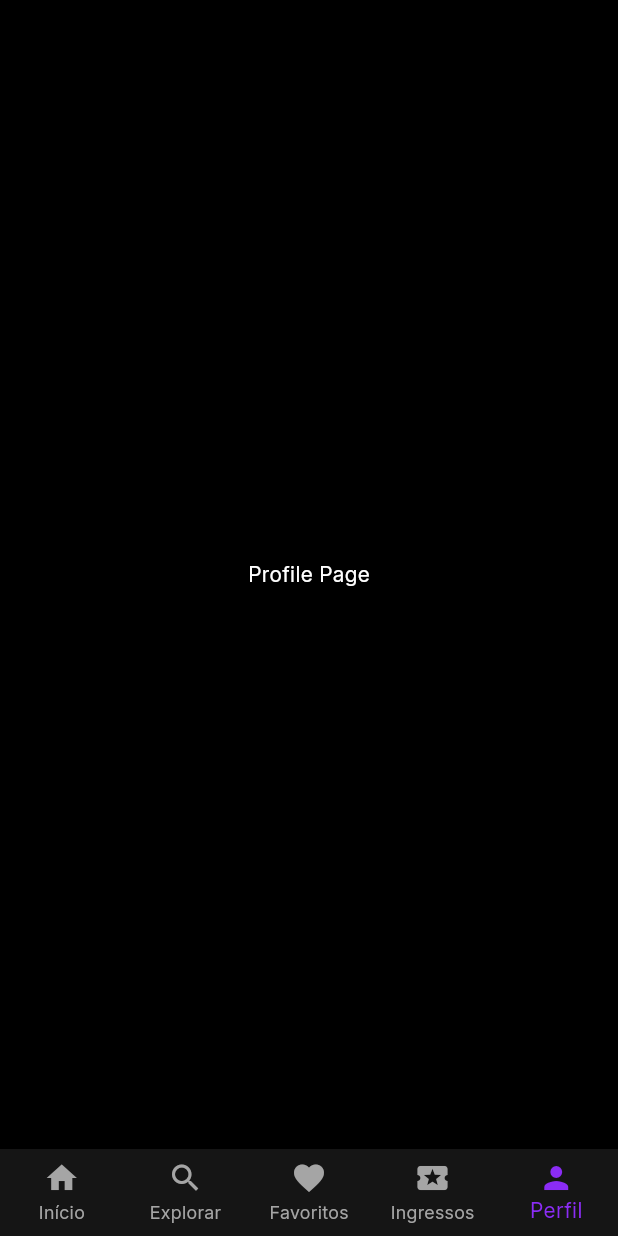
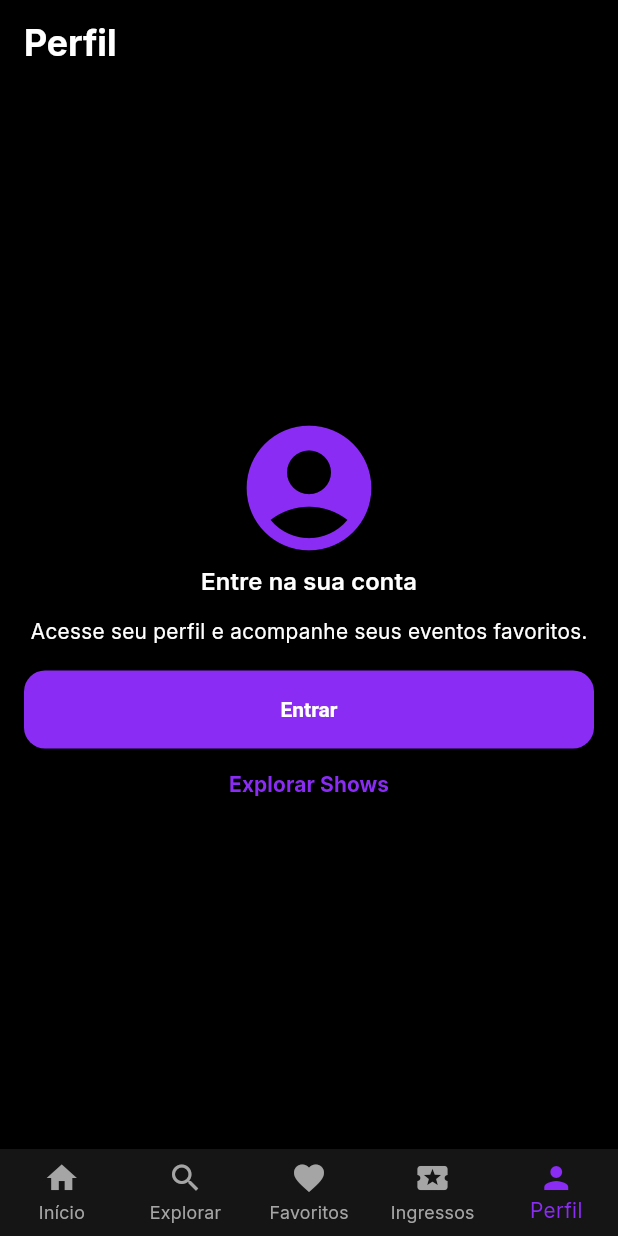
Before and after one commit to apgrassi/StageUp, a Flutter app: the screen it shows after launch, item 5 of the bottom bar chosen, on a phone screen of 412 x 824 dp. Run offline on Flutter 3.47's test engine with Material 3 defaults, Android fonts, the phone set to English and light mode, and no system bars; our stand-ins replace flutter_mobx, flutter_modular, geolocator, mobx, shared_preferences; generated files the repository leaves out were written again; network calls fail.

Commit message:
feat: adiciona perfil deslogado com atalho para explorar

```diff
--- a/lib/core/navigation/presenter/store/navigation_store.dart
+++ b/lib/core/navigation/presenter/store/navigation_store.dart
@@ -12,4 +12,9 @@ abstract class NavigationStoreBase with Store {
   void setCurrentIndex(int index) {
     currentIndex = index;
   }
+
+  @action
+  void openExplore() {
+    setCurrentIndex(1);
+  }
 }
--- a/lib/core/navigation/presenter/ui/router_page.dart
+++ b/lib/core/navigation/presenter/ui/router_page.dart
@@ -7,7 +7,7 @@ import 'package:stage_up/modules/favorites/presenter/pages/favorites_page.dart';
 import 'package:stage_up/modules/favorites/presenter/store/favorites_store.dart';
 import 'package:stage_up/modules/home/presenter/pages/home_page.dart';
 import 'package:stage_up/modules/home/presenter/stores/home_store.dart';
-import 'package:stage_up/modules/profile/presenter/profile_page.dart';
+import 'package:stage_up/modules/profile/presenter/ui/profile_page.dart';
 import 'package:stage_up/modules/tickets/presenter/tickets_page.dart';
 
 class RouterPage extends StatelessWidget {
@@ -27,7 +27,7 @@ class RouterPage extends StatelessWidget {
     ExplorePage(exploreStore: exploreStore, favoritesStore: favoriteStore),
     FavoritesPage(store: favoriteStore),
     const TicketsPage(),
-    const ProfilePage(),
+    ProfilePage(onExplore: navigationStore.openExplore),
   ];
 
   @override
--- a/lib/modules/profile/presenter/profile_page.dart
+++ /dev/null
@@ -1,14 +0,0 @@
-import 'package:flutter/material.dart';
-
-class ProfilePage extends StatelessWidget {
-  const ProfilePage({super.key});
-
-  @override
-  Widget build(BuildContext context) {
-    return Scaffold(
-      body: Center(
-        child: Text('Profile Page'),
-      ),
-    );
-  }
-}
--- /dev/null
+++ b/lib/modules/profile/presenter/ui/profile_page.dart
@@ -0,0 +1,51 @@
+import 'package:flutter/material.dart';
+import 'package:stage_up/core/theme/app_colors.dart';
+import 'package:stage_up/core/theme/app_spacing.dart';
+
+class ProfilePage extends StatelessWidget {
+  final VoidCallback onExplore;
+
+  const ProfilePage({super.key, required this.onExplore});
+
+  @override
+  Widget build(BuildContext context) {
+    return Scaffold(
+      appBar: AppBar(
+        title: Text(
+          'Perfil',
+          style: Theme.of(context).textTheme.titleLarge,
+        ),
+      ),
+      body: Padding(
+        padding: const EdgeInsets.symmetric(horizontal: AppSpacing.l),
+        child: Center(
+          child: Column(
+            mainAxisSize: MainAxisSize.min,
+            children: [
+              Icon(
+                Icons.account_circle,
+                size: 100,
+                color: AppColors.primary,
+              ),
+              Text('Entre na sua conta',
+                  style: Theme.of(context).textTheme.titleMedium),
+              const SizedBox(height: AppSpacing.m),
+              Text('Acesse seu perfil e acompanhe seus eventos favoritos.'),
+              const SizedBox(height: AppSpacing.l),
+              ElevatedButton(
+                onPressed: () {},
+                child: const Text('Entrar'),
+              ),
+              TextButton(
+                onPressed: onExplore,
+                child: const Text('Explorar Shows',
+                    style: TextStyle(
+                        color: AppColors.primary, fontWeight: FontWeight.bold)),
+              ),
+            ],
+          ),
+        ),
+      ),
+    );
+  }
+}
```
Also changed, not shown: lib/core/navigation/presenter/store/navigation_store.g.dart.
